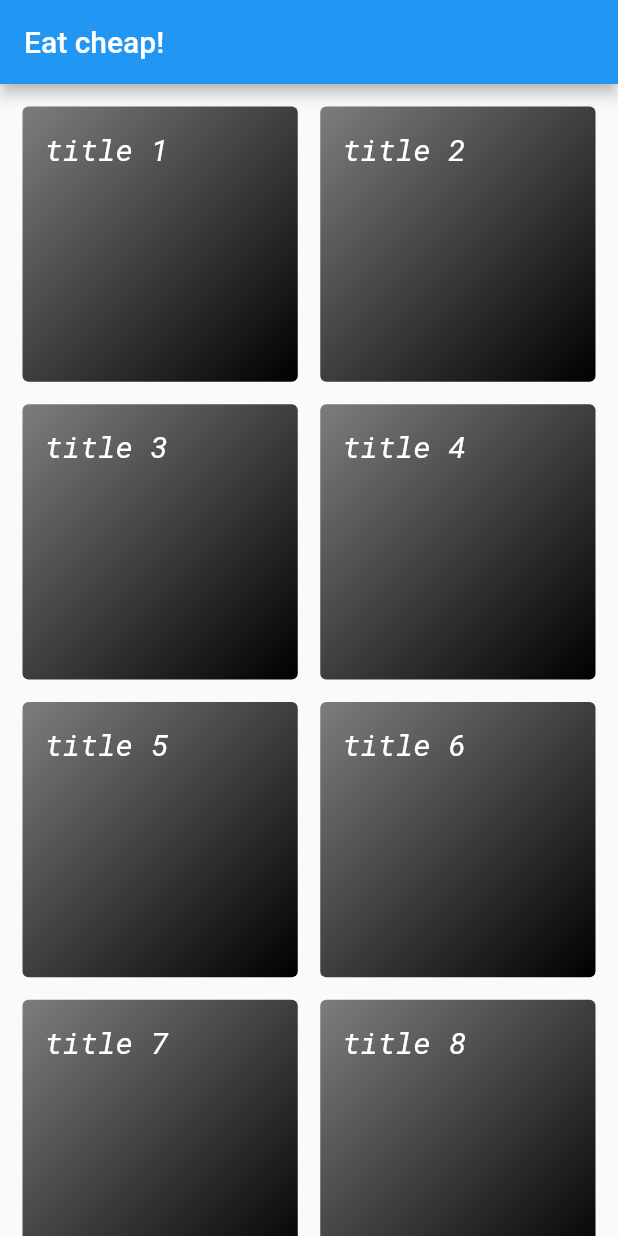
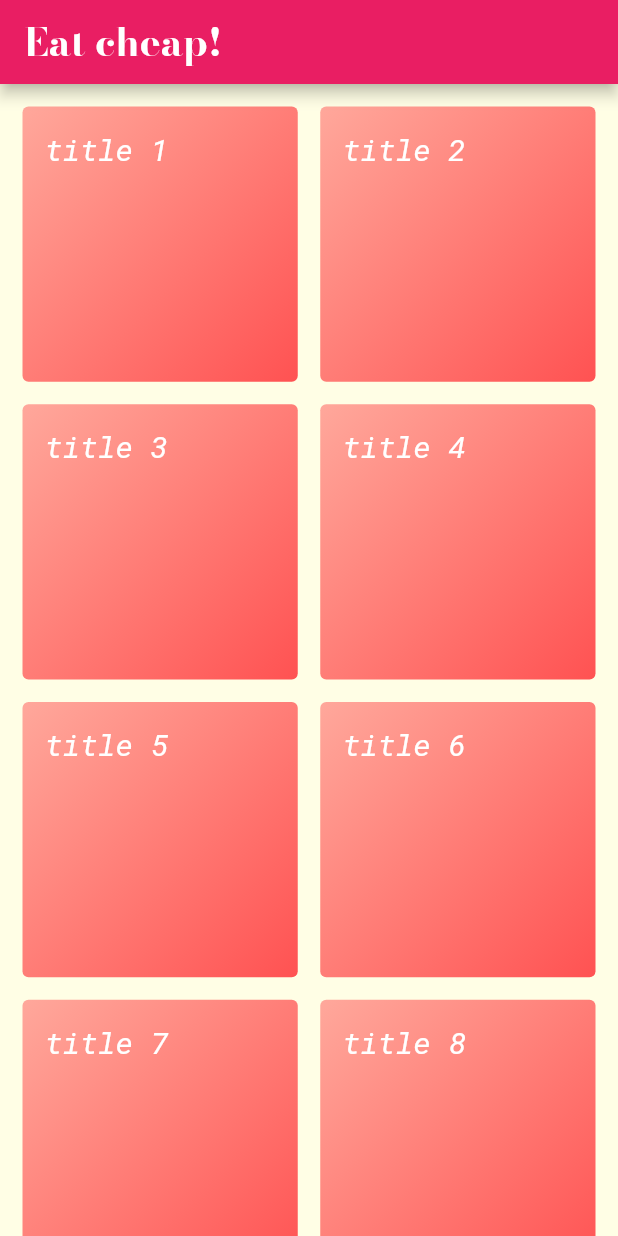
Before and after one commit to Karan0009/meals_app, a Flutter app: the screen it shows after launch, on a phone screen of 412 x 824 dp. Run offline on Flutter 3.47's test engine with Material 2 defaults, Android fonts, the phone set to English and light mode, and no system bars.

Commit message:
feat: add dummy data

```diff
--- a/lib/data/dummy.dart
+++ b/lib/data/dummy.dart
@@ -1,19 +1,33 @@
+import "dart:math";
 import "../models/category_model.dart";
 import "package:uuid/uuid.dart";
+import "package:flutter/material.dart";
 
 var uuid = const Uuid();
+var colors = [
+  Colors.redAccent,
+  Colors.greenAccent,
+  Colors.yellowAccent,
+  Colors.deepPurple,
+  Colors.blueAccent,
+  Colors.deepOrange
+];
+
+Color randomColors() {
+  return colors[Random().nextInt(4)];
+}
 
 var dummyCategories = [
-  Category(id: uuid.v1(), title: "title 1"),
-  Category(id: uuid.v1(), title: "title 2"),
-  Category(id: uuid.v1(), title: "title 3"),
-  Category(id: uuid.v1(), title: "title 4"),
-  Category(id: uuid.v1(), title: "title 5"),
-  Category(id: uuid.v1(), title: "title 6"),
-  Category(id: uuid.v1(), title: "title 7"),
-  Category(id: uuid.v1(), title: "title 8"),
-  Category(id: uuid.v1(), title: "title 9"),
-  Category(id: uuid.v1(), title: "title 10"),
-  Category(id: uuid.v1(), title: "title 11"),
-  Category(id: uuid.v1(), title: "title 12"),
+  Category(id: uuid.v1(), title: "title 1", color: randomColors()),
+  Category(id: uuid.v1(), title: "title 2", color: randomColors()),
+  Category(id: uuid.v1(), title: "title 3", color: randomColors()),
+  Category(id: uuid.v1(), title: "title 4", color: randomColors()),
+  Category(id: uuid.v1(), title: "title 5", color: randomColors()),
+  Category(id: uuid.v1(), title: "title 6", color: randomColors()),
+  Category(id: uuid.v1(), title: "title 7", color: randomColors()),
+  Category(id: uuid.v1(), title: "title 8", color: randomColors()),
+  Category(id: uuid.v1(), title: "title 9", color: randomColors()),
+  Category(id: uuid.v1(), title: "title 10", color: randomColors()),
+  Category(id: uuid.v1(), title: "title 11", color: randomColors()),
+  Category(id: uuid.v1(), title: "title 12", color: randomColors()),
 ];
--- a/lib/main.dart
+++ b/lib/main.dart
@@ -12,7 +12,27 @@ class MyApp extends StatelessWidget {
     return MaterialApp(
       title: 'Flutter Demo',
       theme: ThemeData(
-        primarySwatch: Colors.blue,
+        primarySwatch: Colors.pink,
+        canvasColor: const Color.fromRGBO(255, 254, 229, 1),
+        fontFamily: "BodoniModa",
+        appBarTheme: const AppBarTheme(
+          titleTextStyle: TextStyle(
+            fontFamily: "BodoniModa",
+            fontWeight: FontWeight.bold,
+            fontSize: 26,
+          ),
+        ),
+        textTheme: ThemeData.light().textTheme.copyWith(
+              headline1: const TextStyle(
+                color: Colors.red,
+              ),
+              bodyText1: const TextStyle(
+                color: Color.fromRGBO(20, 51, 51, 1),
+              ),
+              bodyText2: const TextStyle(
+                color: Color.fromRGBO(20, 51, 51, 1),
+              ),
+            ),
       ),
       home: const CategoriesScreen(),
     );
```
